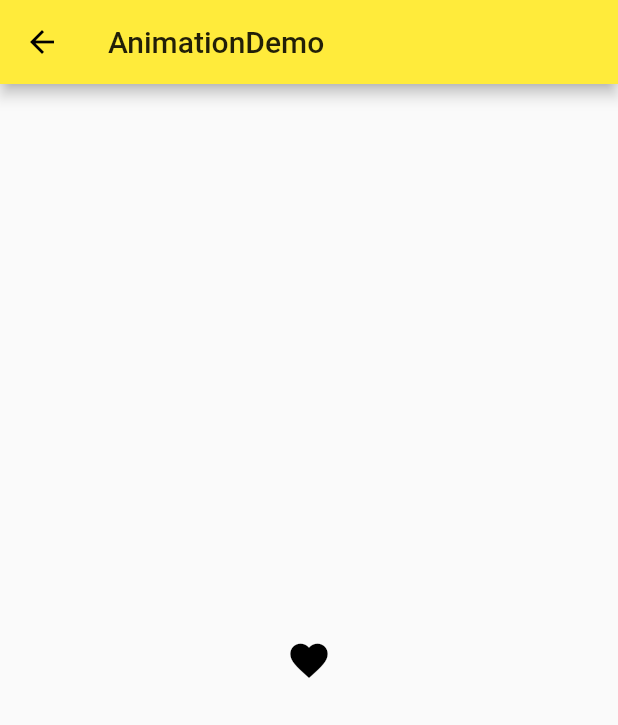
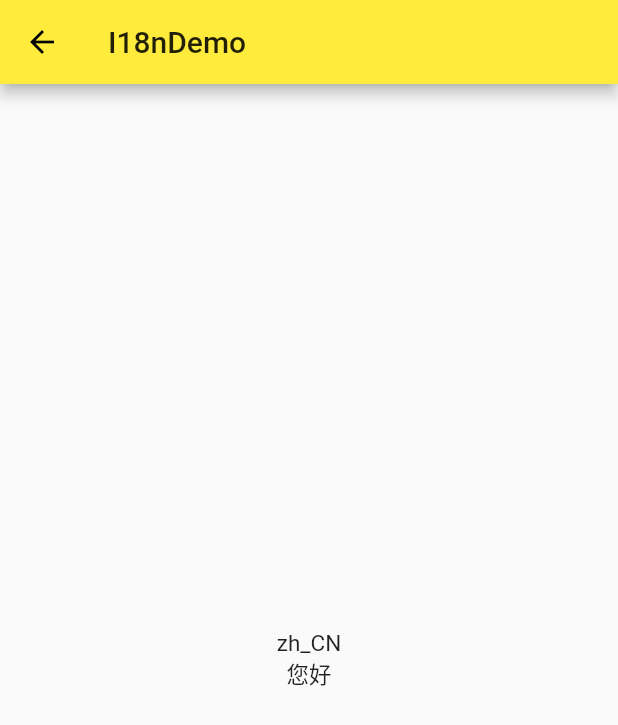
Before and after one commit to 13666028317/ninghao_flutter, a Flutter app: the screen it shows after launch, on a phone screen of 412 x 824 dp. Shown: the top 725 px of the screen. Run offline on Flutter 3.47's test engine with Material 2 defaults, Android fonts, the phone set to English and light mode, and no system bars; our stand-ins replace rxdart.

Commit message:
localiztions

```diff
--- a/lib/main.dart
+++ b/lib/main.dart
@@ -15,6 +15,9 @@ import './pages/rxdart/rxdart_demo.dart';
 import './pages/bloc/bloc_demo.dart';
 import './pages/http/http_demo.dart';
 import './pages/animation/anmition_demo.dart';
+import './pages/i18n/i18n_demo.dart';
+import 'package:flutter_localizations/flutter_localizations.dart';
+import './pages/i18n/map/localiztions_demo.dart';
 
 void main() => runApp(MyApp());
 
@@ -23,6 +26,19 @@ class MyApp extends StatelessWidget {
   @override
   Widget build(BuildContext context) {
     return MaterialApp(
+      // locale: Locale('en', 'US'),
+      localizationsDelegates: [
+        GlobalMaterialLocalizations.delegate,
+        GlobalWidgetsLocalizations.delegate,
+        NinghaoLocliztionsDelegate(),
+      ],
+      supportedLocales: [
+        Locale('en', 'US'),
+        Locale('zh', 'CN'),
+      ],
+      localeResolutionCallback: (Locale locale, Iterable<Locale> supLocale) {
+        return Locale('zh', 'CN');
+      },
       debugShowCheckedModeBanner: false,
       title: 'Flutter Demo',
       theme: ThemeData(
@@ -33,7 +49,7 @@ class MyApp extends StatelessWidget {
       ),
       // home: MyHomePage(title: 'NINGHAO'),
       // home: NavigatorDemo(),
-      initialRoute: '/animation',
+      initialRoute: '/i18n',
       routes: {
         '/' : (context) => MyHomePage(title: 'NINGHAO'),
         '/about':(context) => Page(title: 'About'),
@@ -45,6 +61,7 @@ class MyApp extends StatelessWidget {
         '/bloc' : (context) => BlocDemo(),
         '/http' : (context) => HttpDemo(),
         '/animation' : (context) => AnimationDemo(),
+        '/i18n' : (context) => I18nDemo(),
       },
     );
   }
--- /dev/null
+++ b/lib/pages/i18n/i18n_demo.dart
@@ -0,0 +1,28 @@
+import 'package:flutter/material.dart';
+import 'package:ninghao_flutter/pages/i18n/map/localiztions_demo.dart';
+
+class I18nDemo extends StatelessWidget {
+  const I18nDemo({Key key}) : super(key: key);
+
+  @override
+  Widget build(BuildContext context) {
+
+    Locale locale = Localizations.localeOf(context);
+
+
+    return Scaffold(
+     appBar: AppBar(
+       title: Text('I18nDemo'),
+     ),
+     body: Center(
+       child: Column(
+         mainAxisAlignment: MainAxisAlignment.center,
+         children: <Widget>[
+           Text(locale.toString()),
+           Text(NinghaoLocliztions.of(context).title),
+         ],
+       ),
+     ),
+    );
+  }
+}
--- /dev/null
+++ b/lib/pages/i18n/map/localiztions_demo.dart
@@ -0,0 +1,43 @@
+import 'package:flutter/foundation.dart' show SynchronousFuture;
+import 'package:flutter/material.dart';
+
+class NinghaoLocliztions {
+  final Locale locale;
+
+  NinghaoLocliztions(this.locale);
+
+  static NinghaoLocliztions of(BuildContext context) {
+    return Localizations.of<NinghaoLocliztions>(context, NinghaoLocliztions);
+  }
+
+  static Map<String, Map<String, String>> _localized = {
+    'en': {'titele': 'hello'},
+    'zh': {'title': '您好'},
+  };
+
+  String get title {
+    return _localized[locale.languageCode]['title'];
+  }
+}
+
+
+class NinghaoLocliztionsDelegate extends LocalizationsDelegate<NinghaoLocliztions> {
+  NinghaoLocliztionsDelegate();
+
+  @override
+  Future<NinghaoLocliztions> load(Locale locale) {
+    return SynchronousFuture<NinghaoLocliztions>(
+      NinghaoLocliztions(locale),
+    );
+  }
+
+  @override
+  bool isSupported(Locale locale) {
+    return true;
+  }
+
+  @override
+  bool shouldReload(LocalizationsDelegate<NinghaoLocliztions> old) {
+    return false;
+  }
+}
--- a/pubspec.yaml
+++ b/pubspec.yaml
@@ -28,11 +28,14 @@ dependencies:
   rxdart: ^0.18.1
   # rxdart: ^0.23.1
   http: ^0.12.0+4
+  flutter_localizations:
+    sdk: flutter
 
 
 dev_dependencies:
   flutter_test:
     sdk: flutter
+  intl_translation: ^0.17.2
 
 
 # For information on the generic Dart part of this file, see the
```
Also changed, not shown: lib/pages/i18n/intl/intl_en.arb (added, +17 -0 lines), lib/pages/i18n/intl/intl_messages.arb (added, +17 -0 lines), lib/pages/i18n/intl/intl_zh.arb (added, +17 -0 lines), lib/pages/i18n/intl/ninghao_demo_localiztions.dart (added, +17 -0 lines), pubspec.lock, 2 other files.
